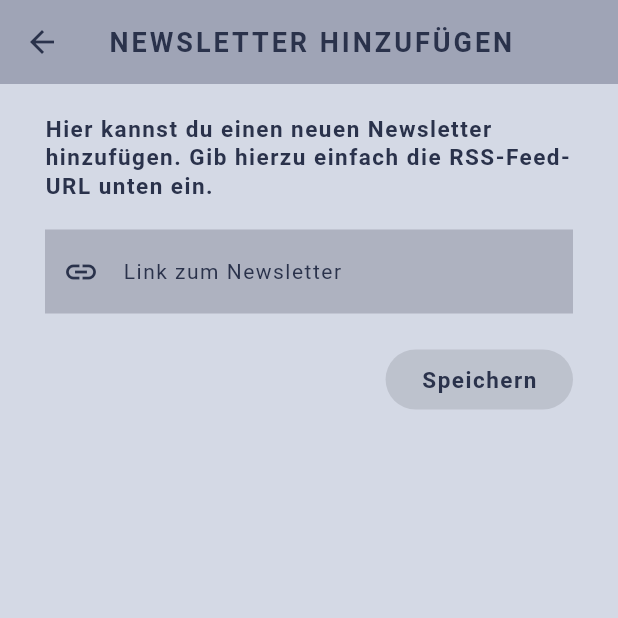
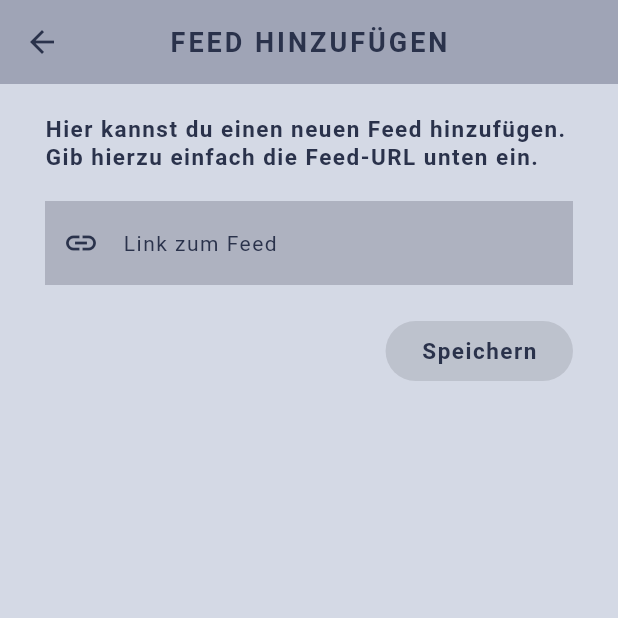
Before and after one commit to LucasBringsken/Feed-Reader, a Flutter app: the screen it shows after launch, after a tap on the "add" icon, on a phone screen of 412 x 824 dp, the top half of it. Run offline on Flutter 3.47's test engine with Material 3 defaults, Android fonts, the phone set to English and light mode, and no system bars; our stand-ins replace hive, hive_flutter; accounts and stored records are empty; network calls fail.

Commit message:
renamed to feed, added atom feed recognition

```diff
--- a/lib/main.dart
+++ b/lib/main.dart
@@ -1,24 +1,24 @@
 import 'package:flutter/material.dart';
 import 'package:hive_flutter/adapters.dart';
-import 'package:newsletter/models/newsletter.dart';
-import 'package:newsletter/screens/home/home.dart';
-import 'package:newsletter/services/newsletter_store.dart';
-import 'package:newsletter/theme.dart';
+import 'package:feedreader/models/feed.dart';
+import 'package:feedreader/screens/home/home.dart';
+import 'package:feedreader/services/feed_store.dart';
+import 'package:feedreader/theme.dart';
 import 'package:intl/date_symbol_data_local.dart';
 import 'package:provider/provider.dart';
 
 Future<void> main() async {
   WidgetsFlutterBinding.ensureInitialized();
   await Hive.initFlutter();
-  Hive.registerAdapter(NewsletterAdapter());
+  Hive.registerAdapter(FeedAdapter());
 
-  await Hive.openBox<Newsletter>('newsletters');
+  await Hive.openBox<Feed>('feeds');
 
   WidgetsFlutterBinding.ensureInitialized();
   await initializeDateFormatting('de_DE', null);
   runApp(
     ChangeNotifierProvider(
-      create: (context) => NewsletterStore(),
+      create: (context) => FeedStore(),
       child: MaterialApp(home: const HomeScreen(), theme: primaryTheme),
     ),
   );
--- a/lib/models/newsletter.dart
+++ b/lib/models/feed.dart
@@ -1,14 +1,10 @@
 import 'package:hive/hive.dart';
 
-part 'newsletter.g.dart';
+part 'feed.g.dart';
 
 @HiveType(typeId: 0)
-class Newsletter {
-  Newsletter({
-    required this.title,
-    required this.description,
-    required this.link,
-  });
+class Feed {
+  Feed({required this.title, required this.description, required this.link});
 
   @HiveField(0)
   final String title;
--- a/lib/screens/add/add.dart
+++ b/lib/screens/add/add.dart
@@ -1,10 +1,10 @@
 import 'package:flutter/material.dart';
-import 'package:newsletter/models/newsletter.dart';
-import 'package:newsletter/services/newsletter_store.dart';
-import 'package:newsletter/services/rss-service.dart' as rss_service;
-import 'package:newsletter/shared/custom_button.dart';
-import 'package:newsletter/shared/custom_text.dart';
-import 'package:newsletter/theme.dart';
+import 'package:feedreader/models/feed.dart';
+import 'package:feedreader/services/feed_store.dart';
+import 'package:feedreader/services/feed-service.dart' as feed_service;
+import 'package:feedreader/shared/custom_button.dart';
+import 'package:feedreader/shared/custom_text.dart';
+import 'package:feedreader/theme.dart';
 import 'package:provider/provider.dart';
 
 class AddScreen extends StatefulWidget {
@@ -46,33 +46,31 @@ class _AddScreenState extends State<AddScreen> {
     ScaffoldMessenger.of(context).showSnackBar(snackBar);
   }
 
-  void saveNewsletter() async {
+  void saveFeed() async {
     try {
-      Newsletter newsletter = await rss_service.loadNewsletter(
-        _urlController.text.trim(),
-      );
+      Feed feed = await feed_service.loadFeed(_urlController.text.trim());
 
       if (!mounted) return;
 
-      if (Provider.of<NewsletterStore>(
+      if (Provider.of<FeedStore>(
         context,
         listen: false,
-      ).containsNewsletter(_urlController.text.trim())) {
-        showErrorSnackbar("⚠️ Diesen Newsletter hast du bereits abonniert.");
+      ).containsFeedLink(_urlController.text.trim())) {
+        showErrorSnackbar("⚠️ Diesen Feed hast du bereits abonniert.");
         return;
       }
 
-      Provider.of<NewsletterStore>(context, listen: false).addNewsletter(
-        Newsletter(
-          title: newsletter.title,
-          description: newsletter.description,
+      Provider.of<FeedStore>(context, listen: false).addFeed(
+        Feed(
+          title: feed.title,
+          description: feed.description,
           link: _urlController.text.trim(),
         ),
       );
       Navigator.pop(context);
     } catch (_) {
       showErrorSnackbar(
-        "⚠️ Du hast keine gültige RSS-Feed-URL eingegeben!\n\nBitte korrigiere deine Eingabe und versuche es erneut!",
+        "⚠️ Du hast keine gültige Feed-URL eingegeben!\n\nBitte korrigiere deine Eingabe und versuche es erneut!",
       );
       return;
     }
@@ -81,21 +79,21 @@ class _AddScreenState extends State<AddScreen> {
   @override
   Widget build(BuildContext context) {
     return Scaffold(
-      appBar: AppBar(title: const CustomTitle("Newsletter hinzufügen")),
+      appBar: AppBar(title: const CustomTitle("Feed hinzufügen")),
       body: Padding(
         padding: const EdgeInsets.symmetric(horizontal: 30, vertical: 20),
 
         child: Column(
           children: [
             const CustomHeadline(
-              "Hier kannst du einen neuen Newsletter hinzufügen. Gib hierzu einfach die RSS-Feed-URL unten ein.",
+              "Hier kannst du einen neuen Feed hinzufügen. Gib hierzu einfach die Feed-URL unten ein.",
             ),
             const SizedBox(height: 20),
             TextField(
               controller: _urlController,
               decoration: const InputDecoration(
                 prefixIcon: Icon(Icons.link),
-                label: CustomText("Link zum Newsletter"),
+                label: CustomText("Link zum Feed"),
               ),
             ),
             const SizedBox(height: 20),
@@ -105,7 +103,7 @@ class _AddScreenState extends State<AddScreen> {
                 CustomButton(
                   "Speichern",
                   onPressed: () {
-                    saveNewsletter();
+                    saveFeed();
                   },
                   disabled: _isButtonDisabled,
                 ),
--- a/lib/screens/newsletter_details/entry_card.dart
+++ b/lib/screens/feed_details/entry_card.dart
@@ -1,6 +1,6 @@
 import 'package:flutter/material.dart';
-import 'package:newsletter/models/entry.dart';
-import 'package:newsletter/shared/custom_text.dart';
+import 'package:feedreader/models/entry.dart';
+import 'package:feedreader/shared/custom_text.dart';
 import 'package:url_launcher/url_launcher.dart';
 
 class EntryCard extends StatelessWidget {
--- a/lib/screens/newsletter_details/newsletter_details.dart
+++ b/lib/screens/feed_details/feed_details.dart
@@ -1,31 +1,31 @@
 import 'package:flutter/material.dart';
-import 'package:newsletter/models/entry.dart';
-import 'package:newsletter/models/newsletter.dart';
-import 'package:newsletter/screens/newsletter_details/entry_card.dart';
-import 'package:newsletter/shared/custom_divider.dart';
-import 'package:newsletter/shared/custom_text.dart';
-import 'package:newsletter/services/rss-service.dart' as rss_service;
+import 'package:feedreader/models/entry.dart';
+import 'package:feedreader/models/feed.dart';
+import 'package:feedreader/screens/feed_details/entry_card.dart';
+import 'package:feedreader/shared/custom_divider.dart';
+import 'package:feedreader/shared/custom_text.dart';
+import 'package:feedreader/services/feed-service.dart' as feed_service;
 
-class NewsletterDetailsScreen extends StatelessWidget {
-  const NewsletterDetailsScreen({super.key, required this.newsletter});
+class FeedDetailsScreen extends StatelessWidget {
+  const FeedDetailsScreen({super.key, required this.feed});
 
-  final Newsletter newsletter;
+  final Feed feed;
 
   @override
   Widget build(BuildContext context) {
     return Scaffold(
-      appBar: AppBar(title: CustomTitle(newsletter.title)),
+      appBar: AppBar(title: CustomTitle(feed.title)),
       body: Column(
         children: [
           Expanded(
             child: FutureBuilder<List<Entry>>(
-              future: rss_service.loadRssFeed(newsletter.link),
+              future: feed_service.loadFeedEntries(feed.link),
               builder: (ctx, snapshot) {
                 if (snapshot.connectionState == ConnectionState.waiting) {
                   return const Center(child: CircularProgressIndicator());
                 } else if (snapshot.hasError) {
                   return const Center(
-                    child: CustomHeadline("Fehler beim Laden des RSS-Feeds"),
+                    child: CustomHeadline("Fehler beim Laden des Feeds"),
                   );
                 } else {
                   final items = snapshot.data ?? [];
--- a/lib/screens/home/newsletter_card.dart
+++ b/lib/screens/home/feed_card.dart
@@ -1,15 +1,15 @@
 import 'package:flutter/material.dart';
-import 'package:newsletter/models/newsletter.dart';
-import 'package:newsletter/screens/newsletter_details/newsletter_details.dart';
-import 'package:newsletter/services/newsletter_store.dart';
-import 'package:newsletter/shared/custom_button.dart';
-import 'package:newsletter/shared/custom_text.dart';
+import 'package:feedreader/models/feed.dart';
+import 'package:feedreader/screens/feed_details/feed_details.dart';
+import 'package:feedreader/services/feed_store.dart';
+import 'package:feedreader/shared/custom_button.dart';
+import 'package:feedreader/shared/custom_text.dart';
 import 'package:provider/provider.dart';
 
-class NewsletterCard extends StatelessWidget {
-  const NewsletterCard(this.newsletter, {super.key});
+class FeedCard extends StatelessWidget {
+  const FeedCard(this.feed, {super.key});
 
-  final Newsletter newsletter;
+  final Feed feed;
 
   @override
   Widget build(BuildContext context) {
@@ -18,9 +18,7 @@ class NewsletterCard extends StatelessWidget {
       onTap: () {
         Navigator.push(
           context,
-          MaterialPageRoute(
-            builder: (ctx) => NewsletterDetailsScreen(newsletter: newsletter),
-          ),
+          MaterialPageRoute(builder: (ctx) => FeedDetailsScreen(feed: feed)),
         );
       },
       child: Padding(
@@ -31,9 +29,9 @@ class NewsletterCard extends StatelessWidget {
               child: Column(
                 crossAxisAlignment: CrossAxisAlignment.start,
                 children: [
-                  CustomTitle(newsletter.title, small: true),
+                  CustomTitle(feed.title, small: true),
                   const SizedBox(height: 10),
-                  CustomText(newsletter.description),
+                  CustomText(feed.description),
                 ],
               ),
             ),
@@ -45,7 +43,7 @@ class NewsletterCard extends StatelessWidget {
                     return AlertDialog(
                       title: const CustomHeadline("Wirklich löschen?"),
                       content: const CustomText(
-                        "Möchtest du diesen Newsletter wirklich löschen?",
+                        "Möchtest du diesen Feed wirklich löschen?",
                       ),
                       actions: [
                         TextButton(
@@ -57,10 +55,10 @@ class NewsletterCard extends StatelessWidget {
                         CustomButton(
                           "Bestätigen",
                           onPressed: () {
-                            Provider.of<NewsletterStore>(
+                            Provider.of<FeedStore>(
                               context,
                               listen: false,
-                            ).removeNewsletter(newsletter);
+                            ).removeFeed(feed);
                             Navigator.pop(context);
                           },
                         ),
--- a/lib/screens/home/home.dart
+++ b/lib/screens/home/home.dart
@@ -1,9 +1,9 @@
 import 'package:flutter/material.dart';
-import 'package:newsletter/screens/add/add.dart';
-import 'package:newsletter/screens/home/newsletter_card.dart';
-import 'package:newsletter/services/newsletter_store.dart';
-import 'package:newsletter/shared/custom_divider.dart';
-import 'package:newsletter/shared/custom_text.dart';
+import 'package:feedreader/screens/add/add.dart';
+import 'package:feedreader/screens/home/feed_card.dart';
+import 'package:feedreader/services/feed_store.dart';
+import 'package:feedreader/shared/custom_divider.dart';
+import 'package:feedreader/shared/custom_text.dart';
 import 'package:provider/provider.dart';
 
 class HomeScreen extends StatelessWidget {
@@ -12,17 +12,16 @@ class HomeScreen extends StatelessWidget {
   @override
   Widget build(BuildContext context) {
     return Scaffold(
-      appBar: AppBar(title: const CustomTitle("Newsletter-Übersicht")),
+      appBar: AppBar(title: const CustomTitle("Feed-Übersicht")),
       body: Column(
         children: [
           Expanded(
-            child: Consumer<NewsletterStore>(
+            child: Consumer<FeedStore>(
               builder: (context, value, child) {
-                if (value.newsletters.length > 0) {
+                if (value.feeds.length > 0) {
                   return ListView.separated(
-                    itemCount: value.newsletters.length,
-                    itemBuilder: (_, index) =>
-                        NewsletterCard(value.newsletters[index]),
+                    itemCount: value.feeds.length,
+                    itemBuilder: (_, index) => FeedCard(value.feeds[index]),
                     separatorBuilder: (_, __) => const CustomDivider(),
                   );
                 } else {
@@ -32,7 +31,7 @@ class HomeScreen extends StatelessWidget {
                       mainAxisAlignment: MainAxisAlignment.center,
                       crossAxisAlignment: CrossAxisAlignment.start,
                       children: [
-                        CustomText("Du hast noch keine Newsletter abonniert."),
+                        CustomText("Du hast noch keine Feeds abonniert."),
                       ],
                     ),
                   );
--- /dev/null
+++ b/lib/services/feed_store.dart
@@ -0,0 +1,26 @@
+import 'package:flutter/material.dart';
+import 'package:hive_flutter/adapters.dart';
+import 'package:feedreader/models/feed.dart';
+
+class FeedStore extends ChangeNotifier {
+  final Box<Feed> _box = Hive.box<Feed>('feeds');
+
+  get feeds => _box.values.toList();
+
+  void addFeed(Feed feed) {
+    _box.add(feed);
+    notifyListeners();
+  }
+
+  void removeFeed(Feed feed) {
+    final index = _box.values.toList().indexOf(feed);
+    if (index != -1) {
+      _box.deleteAt(index);
+      notifyListeners();
+    }
+  }
+
+  bool containsFeedLink(String link) {
+    return _box.values.any((item) => item.link == link);
+  }
+}
--- a/lib/services/newsletter_store.dart
+++ /dev/null
@@ -1,26 +0,0 @@
-import 'package:flutter/material.dart';
-import 'package:hive_flutter/adapters.dart';
-import 'package:newsletter/models/newsletter.dart';
-
-class NewsletterStore extends ChangeNotifier {
-  final Box<Newsletter> _box = Hive.box<Newsletter>('newsletters');
-
-  get newsletters => _box.values.toList();
-
-  void addNewsletter(Newsletter newsletter) {
-    _box.add(newsletter);
-    notifyListeners();
-  }
-
-  void removeNewsletter(Newsletter newsletter) {
-    final index = _box.values.toList().indexOf(newsletter);
-    if (index != -1) {
-      _box.deleteAt(index);
-      notifyListeners();
-    }
-  }
-
-  bool containsNewsletter(String link) {
-    return _box.values.any((item) => item.link == link);
-  }
-}
--- a/lib/shared/custom_button.dart
+++ b/lib/shared/custom_button.dart
@@ -1,6 +1,6 @@
 import 'package:flutter/material.dart';
-import 'package:newsletter/shared/custom_text.dart';
-import 'package:newsletter/theme.dart';
+import 'package:feedreader/shared/custom_text.dart';
+import 'package:feedreader/theme.dart';
 
 class CustomButton extends StatelessWidget {
   const CustomButton(
--- a/lib/shared/custom_divider.dart
+++ b/lib/shared/custom_divider.dart
@@ -1,5 +1,5 @@
 import 'package:flutter/material.dart';
-import 'package:newsletter/theme.dart';
+import 'package:feedreader/theme.dart';
 
 class CustomDivider extends StatelessWidget {
   const CustomDivider({super.key});
--- a/pubspec.yaml
+++ b/pubspec.yaml
@@ -1,4 +1,4 @@
-name: newsletter
+name: feedreader
 description: 'A new Flutter project.'
 # The following line prevents the package from being accidentally published to
 # pub.dev using `flutter pub publish`. This is preferred for private packages.
```
Also changed, not shown: lib/services/feed-service.dart (added, +114 -0 lines), lib/services/rss-service.dart (deleted, +0 -87 lines), lib/models/feed.g.dart, 17 other files.
